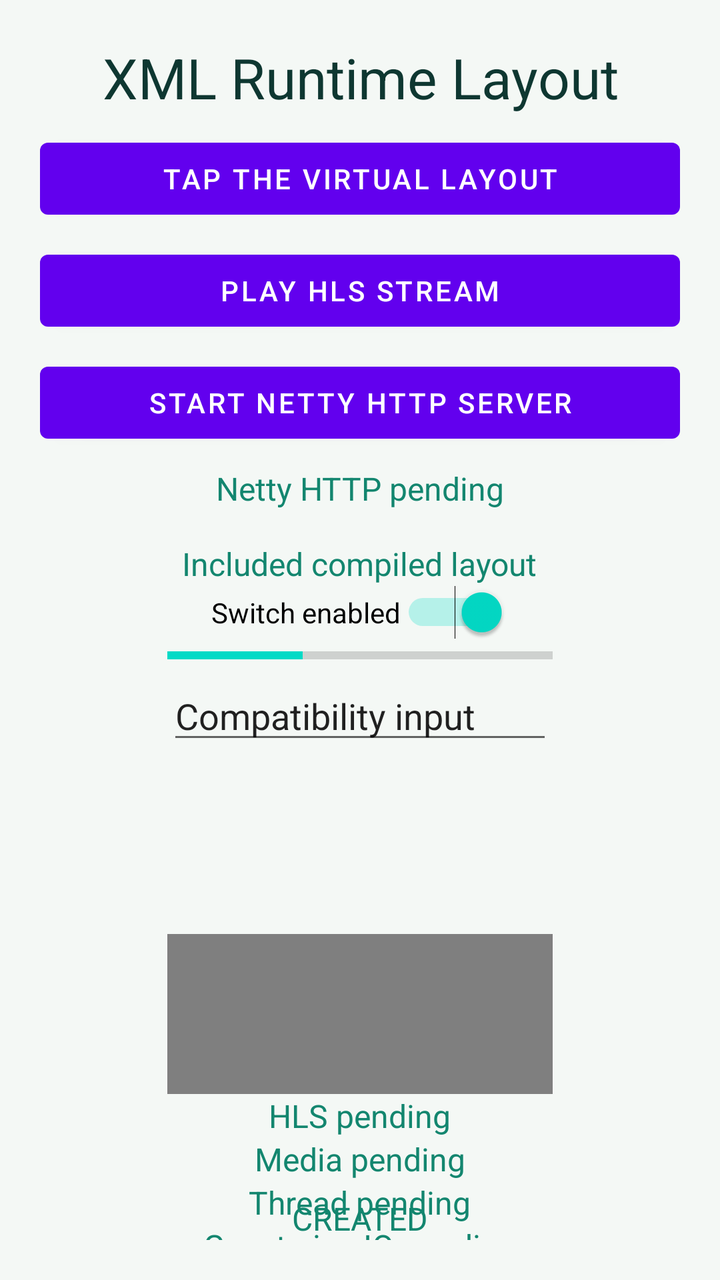
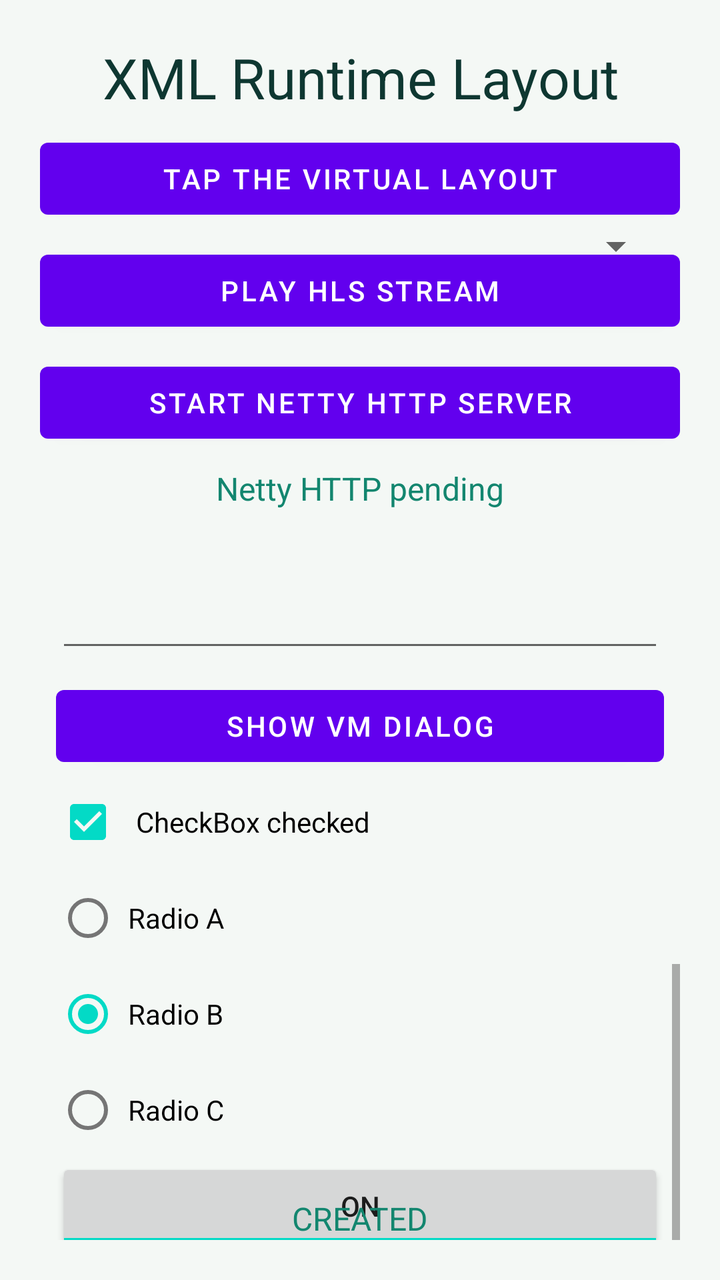

Before-and-after screenshots of an Android layout around one commit, followed by the original layout XML and the change that was made.
<!-- AndroidManifest.xml: fallback theme Theme.MaterialComponents.DayNight.NoActionBar -->
<!-- res/layout/runtime_primary.xml -->
<?xml version="1.0" encoding="utf-8"?>
<androidx.constraintlayout.widget.ConstraintLayout
    xmlns:android="http://schemas.android.com/apk/res/android"
    xmlns:app="http://schemas.android.com/apk/res-auto"
    android:layout_width="match_parent"
    android:layout_height="match_parent"
    android:background="@color/runtime_background"
    android:padding="@dimen/runtime_padding">

    <TextView
        android:id="@+id/runtime_title"
        android:layout_width="0dp"
        android:layout_height="wrap_content"
        android:gravity="center"
        android:text="@string/xml_title"
        android:textColor="@color/runtime_title"
        android:textSize="@dimen/runtime_title_size"
        app:layout_constraintEnd_toEndOf="parent"
        app:layout_constraintStart_toStartOf="parent"
        app:layout_constraintTop_toTopOf="parent" />

    <Button
        android:id="@+id/runtime_action"
        android:layout_width="0dp"
        android:layout_height="wrap_content"
        android:layout_marginTop="@dimen/runtime_gap"
        android:gravity="center"
        android:text="@string/xml_action"
        app:layout_constraintEnd_toEndOf="parent"
        app:layout_constraintStart_toStartOf="parent"
        app:layout_constraintTop_toBottomOf="@id/runtime_title" />

    <Button
        android:id="@+id/runtime_hls_action"
        android:layout_width="0dp"
        android:layout_height="wrap_content"
        android:layout_marginTop="@dimen/runtime_gap"
        android:gravity="center"
        android:text="@string/xml_hls"
        app:layout_constraintEnd_toEndOf="parent"
        app:layout_constraintStart_toStartOf="parent"
        app:layout_constraintTop_toBottomOf="@id/runtime_action" />

    <Button
        android:id="@+id/runtime_netty_action"
        android:layout_width="0dp"
        android:layout_height="wrap_content"
        android:layout_marginTop="@dimen/runtime_gap"
        android:gravity="center"
        android:text="@string/xml_netty_action"
        app:layout_constraintEnd_toEndOf="parent"
        app:layout_constraintStart_toStartOf="parent"
        app:layout_constraintTop_toBottomOf="@id/runtime_hls_action" />

    <TextView
        android:id="@+id/runtime_netty_status"
        android:layout_width="wrap_content"
        android:layout_height="wrap_content"
        android:layout_marginTop="@dimen/runtime_gap"
        android:text="@string/netty_pending"
        android:textColor="@color/runtime_accent"
        android:textSize="@dimen/runtime_body_size"
        app:layout_constraintEnd_toEndOf="parent"
        app:layout_constraintStart_toStartOf="parent"
        app:layout_constraintTop_toBottomOf="@id/runtime_netty_action" />

    <include
        android:layout_width="wrap_content"
        android:layout_height="wrap_content"
        android:layout_marginTop="@dimen/runtime_gap"
        app:layout_constraintEnd_toEndOf="parent"
        app:layout_constraintStart_toStartOf="parent"
        app:layout_constraintTop_toBottomOf="@id/runtime_netty_status"
        layout="@layout/runtime_footer" />

    <FrameLayout
        android:id="@+id/runtime_frame"
        android:layout_width="0dp"
        android:layout_height="0dp"
        android:layout_marginTop="@dimen/runtime_gap"
        app:layout_constraintBottom_toTopOf="@id/runtime_status"
        app:layout_constraintEnd_toEndOf="parent"
        app:layout_constraintStart_toStartOf="parent"
        app:layout_constraintTop_toBottomOf="@id/runtime_feature_panel">

        <RelativeLayout
            android:id="@+id/runtime_relative"
            android:layout_width="match_parent"
            android:layout_height="wrap_content"
            android:layout_centerInParent="true"
            android:padding="@dimen/runtime_gap">

            <TextView
                android:id="@+id/runtime_compiled_label"
                android:layout_width="wrap_content"
                android:layout_height="wrap_content"
                android:layout_alignParentStart="true"
                android:text="@string/xml_compiled"
                android:textColor="@color/runtime_accent"
                android:textSize="@dimen/runtime_body_size" />

            <TextView
                android:id="@+id/runtime_relative_label"
                android:layout_width="match_parent"
                android:layout_height="wrap_content"
                android:layout_alignStart="@id/runtime_compiled_label"
                android:layout_below="@id/runtime_compiled_label"
                android:layout_marginTop="@dimen/runtime_gap"
                android:text="@string/xml_relative"
                android:textColor="@color/runtime_body"
                style="@style/RuntimeBodyText" />
        </RelativeLayout>
    </FrameLayout>

    <TextView
        android:id="@+id/runtime_status"
        android:layout_width="wrap_content"
        android:layout_height="wrap_content"
        android:text="@string/status_created"
        android:textColor="@color/runtime_accent"
        android:textSize="@dimen/runtime_body_size"
        app:layout_constraintBottom_toBottomOf="parent"
        app:layout_constraintEnd_toEndOf="parent"
        app:layout_constraintStart_toStartOf="parent" />
</androidx.constraintlayout.widget.ConstraintLayout>
<!-- res/layout/runtime_footer.xml (included above) -->
<?xml version="1.0" encoding="utf-8"?>
<ScrollView xmlns:android="http://schemas.android.com/apk/res/android"
    android:id="@+id/runtime_feature_panel"
    android:layout_width="match_parent"
    android:layout_height="260dp"
    android:fillViewport="true">

    <LinearLayout
        android:layout_width="match_parent"
        android:layout_height="wrap_content"
        android:gravity="center_horizontal"
        android:orientation="vertical"
        android:padding="@dimen/runtime_gap">

    <TextView
        android:id="@+id/runtime_included_label"
        android:layout_width="wrap_content"
        android:layout_height="wrap_content"
        android:text="@string/xml_included"
        android:textColor="@color/runtime_accent"
        android:textSize="@dimen/runtime_body_size" />

    <Switch
        android:id="@+id/runtime_switch"
        android:layout_width="wrap_content"
        android:layout_height="wrap_content"
        android:checked="true"
        android:text="@string/xml_switch" />

    <ProgressBar
        android:id="@+id/runtime_progress"
        style="?android:attr/progressBarStyleHorizontal"
        android:layout_width="match_parent"
        android:layout_height="wrap_content"
        android:progress="35" />

    <EditText
        android:id="@+id/runtime_input"
        android:layout_width="match_parent"
        android:layout_height="wrap_content"
        android:text="@string/xml_input" />

    <ImageView
        android:id="@+id/runtime_image"
        android:layout_width="160dp"
        android:layout_height="90dp"
        android:scaleType="fitCenter"
        android:contentDescription="@string/xml_image" />

    <VideoView
        android:id="@+id/runtime_video"
        android:layout_width="match_parent"
        android:layout_height="80dp" />

    <VideoView
        android:id="@+id/runtime_hls_video"
        android:layout_width="match_parent"
        android:layout_height="160dp"
        android:visibility="gone" />

    <TextView
        android:id="@+id/runtime_hls_status"
        android:layout_width="wrap_content"
        android:layout_height="wrap_content"
        android:text="HLS pending"
        android:textColor="@color/runtime_accent"
        android:textSize="@dimen/runtime_body_size" />

    <TextView
        android:id="@+id/runtime_media_status"
        android:layout_width="wrap_content"
        android:layout_height="wrap_content"
        android:text="Media pending"
        android:textColor="@color/runtime_accent"
        android:textSize="@dimen/runtime_body_size" />

    <TextView
        android:id="@+id/runtime_thread_status"
        android:layout_width="wrap_content"
        android:layout_height="wrap_content"
        android:text="@string/thread_pending"
        android:textColor="@color/runtime_accent"
        android:textSize="@dimen/runtime_body_size" />

    <TextView
        android:id="@+id/runtime_io_status"
        android:layout_width="wrap_content"
        android:layout_height="wrap_content"
        android:text="Guest pipe IO pending"
        android:textColor="@color/runtime_accent"
        android:textSize="@dimen/runtime_body_size" />

    <TextView
        android:id="@+id/runtime_capability_status"
        android:layout_width="wrap_content"
        android:layout_height="wrap_content"
        android:text="DEX special usage pending"
        android:textColor="@color/runtime_accent"
        android:textSize="@dimen/runtime_body_size" />

    </LinearLayout>
</ScrollView>
<!-- resources referenced by this layout -->
<resources>
  <color name="runtime_accent">#FF13866F</color>
  <color name="runtime_background">#FFF4F8F5</color>
  <color name="runtime_body">#FF4E605B</color>
  <color name="runtime_title">#FF0E3731</color>
  <dimen name="runtime_body_size">16sp</dimen>
  <dimen name="runtime_gap">8dp</dimen>
  <dimen name="runtime_padding">20dp</dimen>
  <dimen name="runtime_title_size">28sp</dimen>
  <string name="netty_pending">Netty HTTP pending</string>
  <string name="status_created">CREATED</string>
  <string name="thread_pending">Thread pending</string>
  <string name="xml_action">Tap the virtual layout</string>
  <string name="xml_compiled">Compiled Binary XML</string>
  <string name="xml_hls">Play HLS stream</string>
  <string name="xml_image">Image slot</string>
  <string name="xml_included">Included compiled layout</string>
  <string name="xml_input">Compatibility input</string>
  <string name="xml_netty_action">Start Netty HTTP server</string>
  <string name="xml_relative">RelativeLayout resource rules</string>
  <string name="xml_switch">Switch enabled</string>
  <string name="xml_title">XML Runtime Layout</string>
  <style name="RuntimeBodyText">
          <item name="android:textColor">@color/runtime_body</item>
          <item name="android:textSize">@dimen/runtime_body_size</item>
      </style>
</resources>

<!-- the commit's change to res/layout/runtime_primary.xml (unified diff, before → after) -->
@@ -65,7 +65,7 @@
         app:layout_constraintTop_toBottomOf="@id/runtime_netty_action" />
 
     <include
-        android:layout_width="wrap_content"
+        android:layout_width="match_parent"
         android:layout_height="wrap_content"
         android:layout_marginTop="@dimen/runtime_gap"
         app:layout_constraintEnd_toEndOf="parent"
@@ -166,6 +166,105 @@
         android:layout_height="wrap_content"
         android:text="@string/xml_input" />
 
+    <TextView
+        android:id="@+id/runtime_widget_header"
+        android:layout_width="wrap_content"
+        android:layout_height="wrap_content"
+        android:layout_marginTop="@dimen/runtime_gap"
+        android:text="@string/xml_widget_header"
+        android:textColor="@color/runtime_accent"
+        android:textSize="@dimen/runtime_body_size" />
+
+    <ListView
+        android:id="@+id/runtime_listview"
+        android:layout_width="match_parent"
+        android:layout_height="100dp"
+        android:layout_marginTop="@dimen/runtime_gap" />
+
+    <Spinner
+        android:id="@+id/runtime_spinner"
+        android:layout_width="match_parent"
+        android:layout_height="wrap_content"
+        android:layout_marginTop="@dimen/runtime_gap" />
+
+    <Button
+        android:id="@+id/runtime_okhttp_action"
+        android:layout_width="match_parent"
+        android:layout_height="wrap_content"
+        android:layout_marginTop="@dimen/runtime_gap"
+        android:text="@string/xml_okhttp_action" />
+
+    <EditText
+        android:id="@+id/runtime_okhttp_output"
+        android:layout_width="match_parent"
+        android:layout_height="140dp"
+        android:padding="8dp"
+        android:textSize="12sp" />
+
+    <Button
+        android:id="@+id/runtime_dialog_action"
+        android:layout_width="match_parent"
+        android:layout_height="wrap_content"
+        android:layout_marginTop="@dimen/runtime_gap"
+        android:text="@string/xml_dialog_action" />
+
+    <CheckBox
+        android:id="@+id/runtime_checkbox"
+        android:layout_width="match_parent"
+        android:layout_height="wrap_content"
+        android:checked="true"
+        android:padding="8dp"
+        android:text="@string/xml_checkbox" />
+
+    <RadioGroup
+        android:id="@+id/runtime_radiogroup"
+        android:layout_width="match_parent"
+        android:layout_height="wrap_content"
+        android:orientation="vertical">
+
+        <RadioButton
+            android:id="@+id/runtime_radio_a"
+            android:layout_width="match_parent"
+            android:layout_height="wrap_content"
+            android:padding="4dp"
+            android:text="@string/xml_radio_a" />
+
+        <RadioButton
+            android:id="@+id/runtime_radio_b"
+            android:layout_width="match_parent"
+            android:layout_height="wrap_content"
+            android:checked="true"
+            android:padding="4dp"
+            android:text="@string/xml_radio_b" />
+
+        <RadioButton
+            android:id="@+id/runtime_radio_c"
+            android:layout_width="match_parent"
+            android:layout_height="wrap_content"
+            android:padding="4dp"
+            android:text="@string/xml_radio_c" />
+    </RadioGroup>
+
+    <ToggleButton
+        android:id="@+id/runtime_toggle"
+        android:layout_width="match_parent"
+        android:layout_height="wrap_content"
+        android:checked="true"
+        android:padding="6dp"
+        android:text="@string/xml_toggle" />
+
+    <SeekBar
+        android:id="@+id/runtime_seekbar"
+        android:layout_width="match_parent"
+        android:layout_height="wrap_content"
+        android:progress="40" />
+
+    <ImageButton
+        android:id="@+id/runtime_imagebutton"
+        android:layout_width="96dp"
+        android:layout_height="48dp"
+        android:src="@drawable/runtime_photo" />
+
     <ImageView
         android:id="@+id/runtime_image"
         android:layout_width="160dp"
<!-- resource entries referenced after the edit -->
@@ -8,19 +8,28 @@
   <dimen name="runtime_gap">8dp</dimen>
   <dimen name="runtime_padding">20dp</dimen>
   <dimen name="runtime_title_size">28sp</dimen>
+  <!-- drawable runtime_photo: jpg bitmap (drawable, 18894 bytes) -->
   <string name="netty_pending">Netty HTTP pending</string>
   <string name="status_created">CREATED</string>
   <string name="thread_pending">Thread pending</string>
   <string name="xml_action">Tap the virtual layout</string>
+  <string name="xml_checkbox">CheckBox checked</string>
   <string name="xml_compiled">Compiled Binary XML</string>
+  <string name="xml_dialog_action">Show VM dialog</string>
   <string name="xml_hls">Play HLS stream</string>
   <string name="xml_image">Image slot</string>
   <string name="xml_included">Included compiled layout</string>
   <string name="xml_input">Compatibility input</string>
   <string name="xml_netty_action">Start Netty HTTP server</string>
+  <string name="xml_okhttp_action">Fetch Baidu HTML (OkHttp)</string>
+  <string name="xml_radio_a">Radio A</string>
+  <string name="xml_radio_b">Radio B</string>
+  <string name="xml_radio_c">Radio C</string>
   <string name="xml_relative">RelativeLayout resource rules</string>
   <string name="xml_switch">Switch enabled</string>
   <string name="xml_title">XML Runtime Layout</string>
+  <string name="xml_toggle">ToggleButton</string>
+  <string name="xml_widget_header">Extended widget gallery</string>
   <style name="RuntimeBodyText">
           <item name="android:textColor">@color/runtime_body</item>
           <item name="android:textSize">@dimen/runtime_body_size</item>
